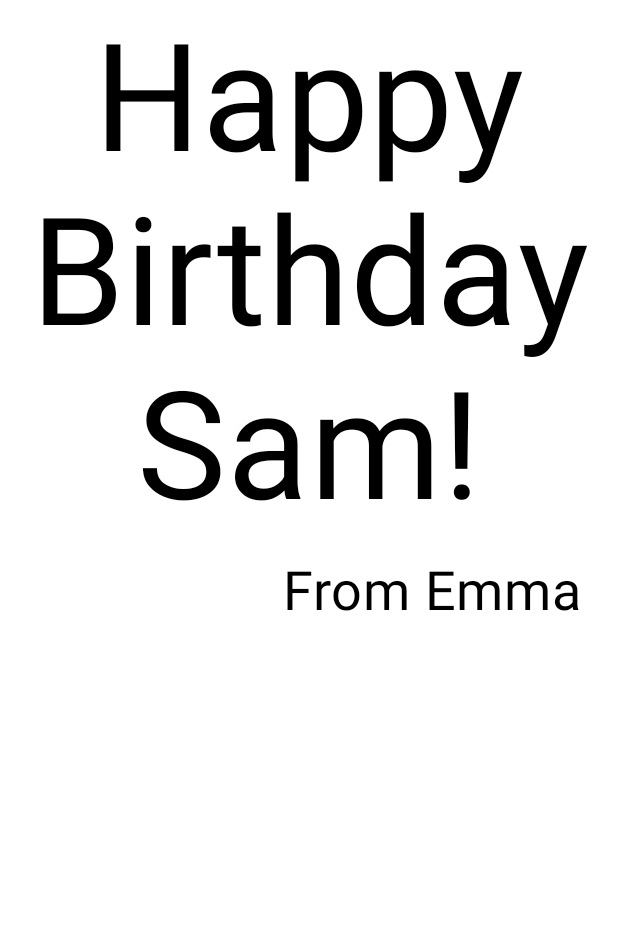
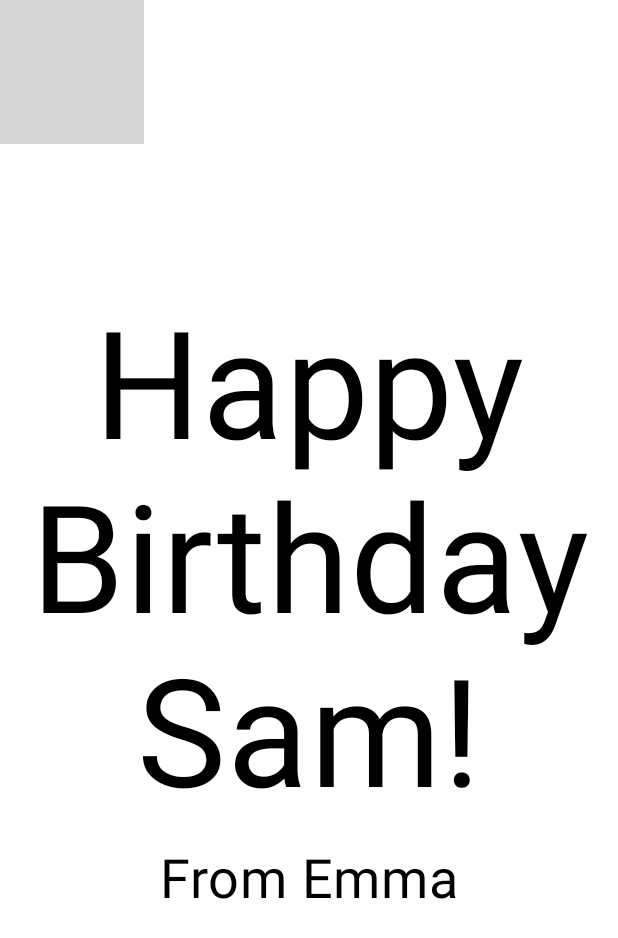
Before and after one commit to slippStudy/slipp-25-compose, an Android app built with Jetpack Compose: the @Preview function BirthdayCardPreview, on a phone screen of 412 x 824 dp. Shown: the top 938 px of the screen. Run offline under Robolectric (Android 15) with nearby library versions, the phone set to English and light mode, and no system bars; grey boxes are pictures that could not be loaded.

```diff
--- a/week1_1/app/src/main/java/com/example/week1_1/MainActivity.kt
+++ b/week1_1/app/src/main/java/com/example/week1_1/MainActivity.kt
@@ -3,7 +3,9 @@ package com.example.week1_1
 import android.os.Bundle
 import androidx.activity.ComponentActivity
 import androidx.activity.compose.setContent
+import androidx.compose.foundation.Image
 import androidx.compose.foundation.layout.Arrangement
+import androidx.compose.foundation.layout.Box
 import androidx.compose.foundation.layout.Column
 import androidx.compose.foundation.layout.Row
 import androidx.compose.foundation.layout.fillMaxSize
@@ -14,6 +16,9 @@ import androidx.compose.material3.Text
 import androidx.compose.runtime.Composable
 import androidx.compose.ui.Alignment
 import androidx.compose.ui.Modifier
+import androidx.compose.ui.layout.ContentScale
+import androidx.compose.ui.res.painterResource
+import androidx.compose.ui.res.stringResource
 import androidx.compose.ui.text.style.TextAlign
 import androidx.compose.ui.tooling.preview.Preview
 import androidx.compose.ui.unit.dp
@@ -30,20 +35,23 @@ class MainActivity : ComponentActivity() {
                     modifier = Modifier.fillMaxSize(),
                     color = MaterialTheme.colorScheme.background
                 ) {
-                    GreetingText(message = "Happy Birthday Sam!", from = "From Emma")
+                    GreetingImage(
+                        message = stringResource(R.string.happy_birthday_text),
+                        from = stringResource(R.string.signature_text)
+                    )
                 }
             }
         }
     }
 }
 
-@Preview(showBackground = true, heightDp = 1000)
-@Composable
-fun BirthdayCardPreview() {
-    Week1_1Theme {
-        GreetingText(message = "Happy Birthday Sam!", from = "From Emma")
-    }
-}
+//@Preview(showBackground = true, heightDp = 1000)
+//@Composable
+//fun BirthdayCardPreview() {
+//    Week1_1Theme {
+//        GreetingText(message = "Happy Birthday Sam!", from = "From Emma")
+//    }
+//}
 
 @Composable
 fun GreetingText(
@@ -64,8 +72,39 @@ fun GreetingText(
         Text(
             text = from,
             fontSize = 36.sp,
-            modifier = Modifier.padding(16.dp)
-                .align(alignment = Alignment.End)
+            modifier = Modifier
+                .padding(16.dp)
+                .align(alignment = Alignment.CenterHorizontally)
         )
     }
 }
+
+@Composable
+fun GreetingImage(message: String, from: String, modifier: Modifier = Modifier) {
+    val image = painterResource(id = R.drawable.androidparty)
+    Box {
+        Image(
+            painter = image,
+            contentDescription = null,
+            contentScale = ContentScale.Crop,
+            alpha = 0.5F
+        )
+        GreetingText(
+            message = message, from = from,
+            modifier = Modifier
+                .fillMaxSize()
+                .padding(8.dp)
+        )
+    }
+}
+
+@Preview(showBackground = true)
+@Composable
+fun BirthdayCardPreview() {
+    Week1_1Theme {
+        GreetingImage(
+            message = stringResource(R.string.happy_birthday_text),
+            from = stringResource(R.string.signature_text)
+        )
+    }
+}
--- a/week1_1/app/src/main/res/values/strings.xml
+++ b/week1_1/app/src/main/res/values/strings.xml
@@ -1,3 +1,5 @@
 <resources>
     <string name="app_name">week1_1</string>
+    <string name="happy_birthday_text">Happy Birthday Sam!</string>
+    <string name="signature_text">From Emma</string>
 </resources>
```
Also changed, not shown: 1 other file.
